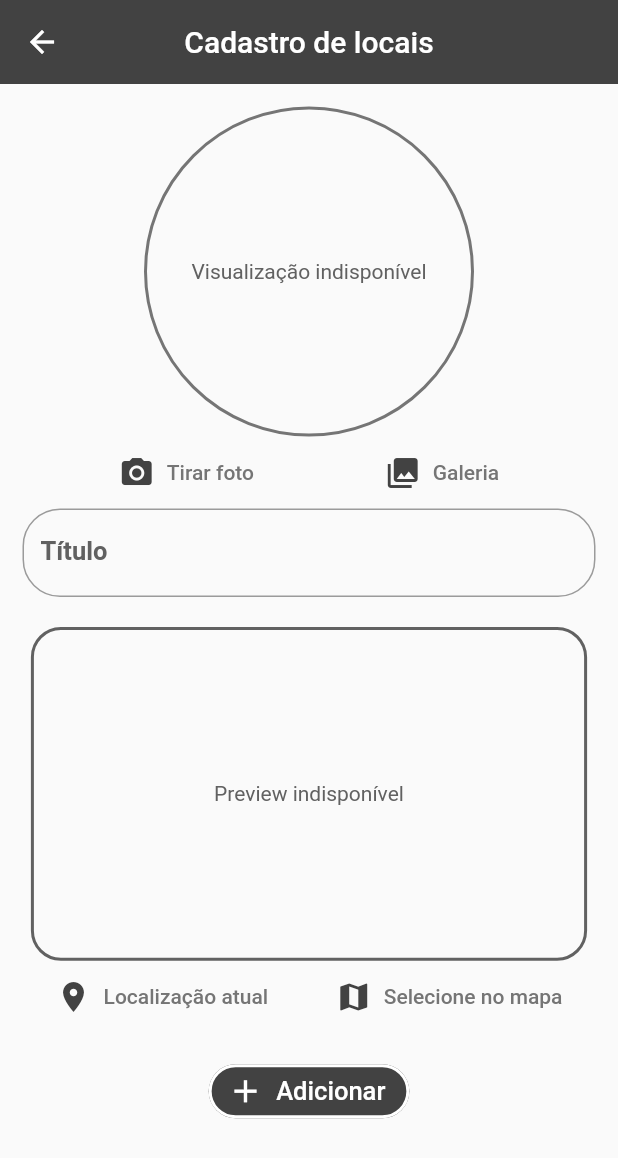
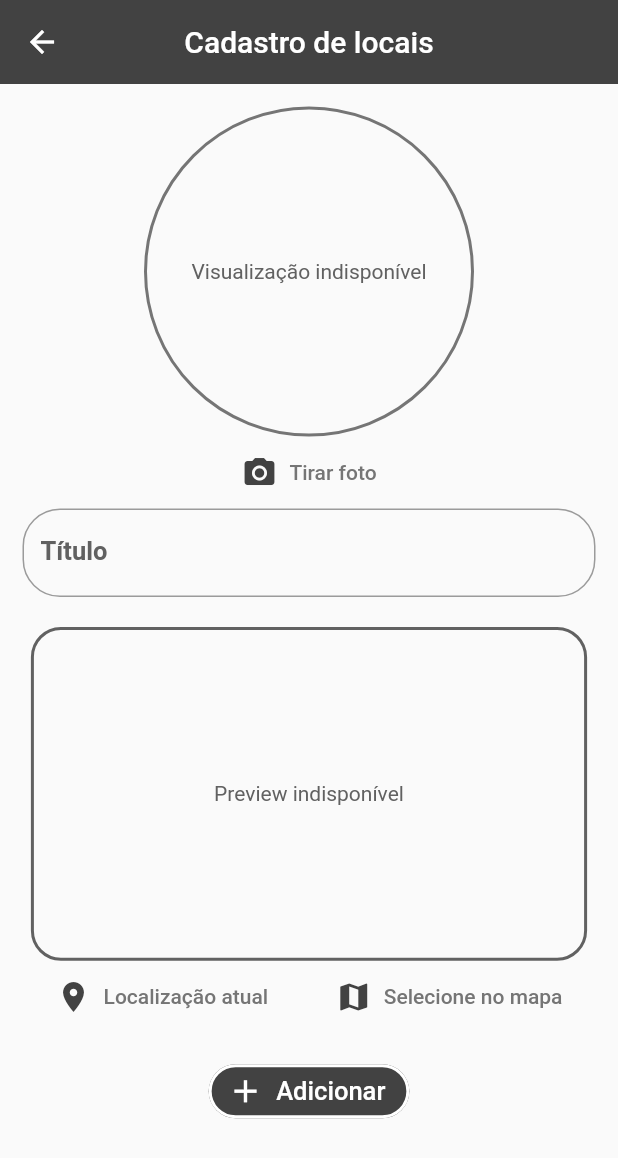
Before and after one commit to e-medeiros1/great_places, a Flutter app: the PlaceFormScreen screen opened by its route, on a phone screen of 412 x 824 dp. Shown: the top 1158 px of the screen. Run offline on Flutter 3.47's test engine with Material 2 defaults, Android fonts, the phone set to English and light mode, and no system bars; our stand-ins replace image_picker, location, sqflite; accounts and stored records are empty.

Commit message:
Minors changes

```diff
--- a/lib/models/places.dart
+++ b/lib/models/places.dart
@@ -17,11 +17,11 @@ class Places {
 class PlacesLocation {
   final double latitude;
   final double longitude;
-  final String adress;
+  final String? adress;
 
-  PlacesLocation({
+  const PlacesLocation({
     required this.latitude,
     required this.longitude,
-    required this.adress,
+     this.adress,
   });
 }
--- a/lib/screens/places_list_screen.dart
+++ b/lib/screens/places_list_screen.dart
@@ -44,7 +44,11 @@ class PlacesListScreen extends StatelessWidget {
                                     greatPlaces.itemsByIndex(i).image),
                               ),
                               title: Text(greatPlaces.itemsByIndex(i).title),
-                              subtitle: Text(greatPlaces.itemsByIndex(i).title),
+                              // subtitle: Text(greatPlaces
+                              //     .itemsByIndex(i)
+                              //     .location!
+                              //     .adress
+                              //     .toString())
                             ),
                           ),
                         ),
--- a/lib/widgets/image_inputs.dart
+++ b/lib/widgets/image_inputs.dart
@@ -78,17 +78,6 @@ class _ImageInputsState extends State<ImageInputs> {
                 style: TextStyle(color: Colors.grey.shade600),
               ),
             ),
-            TextButton.icon(
-              onPressed: _takePicture,
-              icon: Icon(
-                Icons.photo_library,
-                color: Colors.grey.shade800,
-              ),
-              label: Text(
-                'Galeria',
-                style: TextStyle(color: Colors.grey.shade600),
-              ),
-            ),
           ],
         )
       ],
```
